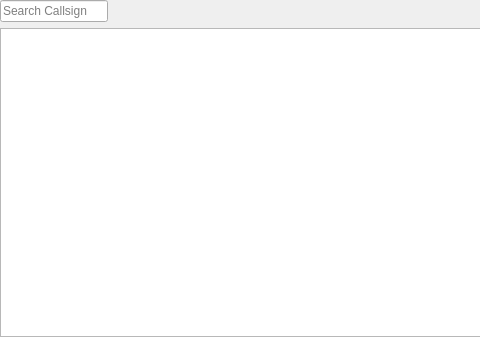
foldynl/QLog, file ui/LogbookWidget.ui: the form before one commit; both pictures show x 0 to 480 and y 0 to 337 of the 809 by 337 pixel window.
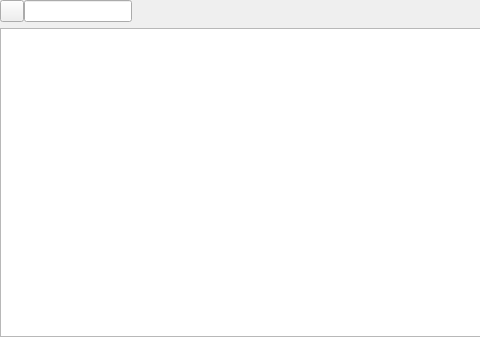
The form after the commit. Icons and pictures are not drawn. Custom widgets are drawn as their Qt base class.

Commit message: Fixed #733 - Logbook: Added Search Types to Search Editbox - Callsign, Gridsquare

The edit to the form file:
```diff
--- a/ui/LogbookWidget.ui
+++ b/ui/LogbookWidget.ui
@@ -37,7 +37,44 @@
      <item>
       <layout class="QHBoxLayout" name="horizontalLayout">
        <item>
-        <widget class="QLineEdit" name="callsignFilter">
+        <layout class="QHBoxLayout" name="horizontalLayout_3">
+         <property name="spacing">
+          <number>0</number>
+         </property>
+         <property name="rightMargin">
+          <number>0</number>
+         </property>
+         <item>
+          <widget class="QPushButton" name="searchTypeButton">
+           <property name="sizePolicy">
+            <sizepolicy hsizetype="Maximum" vsizetype="Preferred">
+             <horstretch>0</horstretch>
+             <verstretch>0</verstretch>
+            </sizepolicy>
+           </property>
+           <property name="maximumSize">
+            <size>
+             <width>24</width>
+             <height>16777215</height>
+            </size>
+           </property>
+           <property name="contextMenuPolicy">
+            <enum>Qt::NoContextMenu</enum>
+           </property>
+           <property name="styleSheet">
+            <string notr="true">::menu-indicator{ image: none; }</string>
+           </property>
+           <property name="text">
+            <string notr="true"/>
+           </property>
+           <property name="icon">
+            <iconset resource="../res/icons/icons.qrc">
+             <normaloff>:/icons/baseline-search-24px.svg</normaloff>:/icons/baseline-search-24px.svg</iconset>
+           </property>
+          </widget>
+         </item>
+         <item>
+          <widget class="QLineEdit" name="searchTextFilter">
          <property name="sizePolicy">
           <sizepolicy hsizetype="Maximum" vsizetype="Fixed">
            <horstretch>0</horstretch>
@@ -56,14 +93,13 @@
          <property name="maxLength">
           <number>20</number>
          </property>
-         <property name="placeholderText">
-          <string>Search Callsign</string>
-         </property>
          <property name="clearButtonEnabled">
           <bool>true</bool>
          </property>
         </widget>
        </item>
+        </layout>
+       </item>
        <item>
         <widget class="SmartSearchBox" name="bandSelectFilter" native="true">
          <property name="sizePolicy">
```
Left out of the diff: 56 changed lines with no effect on the pictures. Lines whose indentation alone changed are shown as unchanged. The commit also changes 4 other files.
